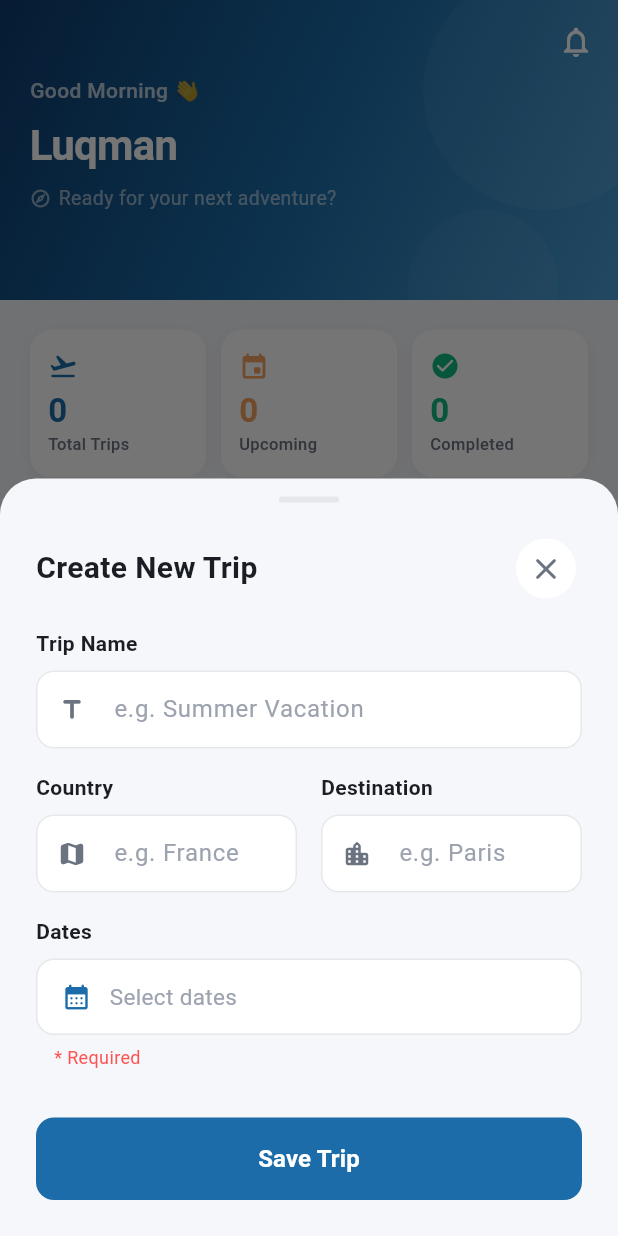
After one commit to luqmanhakkim/luqiana, a Flutter app: the screen it shows after launch, after a tap on "New Trip", on a phone screen of 412 x 824 dp. The commit adds this screen. Run offline on Flutter 3.47's test engine with Material 3 defaults, Android fonts, the phone set to English and light mode, and no system bars; our stand-ins replace flutter_hooks, hooks_riverpod.

Commit message:
WIP: UI enhance

```diff
--- a/lib/constants/app_strings.dart
+++ b/lib/constants/app_strings.dart
@@ -35,6 +35,17 @@ class AppStrings {
 
   static const String addTrip = 'New Trip';
 
+  static const String createTripTitle = 'Create New Trip';
+  static const String tripNameLabel = 'Trip Name';
+  static const String tripNameHint = 'e.g. Summer Vacation';
+  static const String destinationLabel = 'Destination';
+  static const String destinationHint = 'e.g. Paris';
+  static const String countryLabel = 'Country';
+  static const String countryHint = 'e.g. France';
+  static const String dateRangeLabel = 'Dates';
+  static const String saveTrip = 'Save Trip';
+  static const String cancel = 'Cancel';
+
   static const String itineraryTitle = 'Itinerary';
   static const String itineraryDay = 'Day';
   static const String itineraryNoData = 'No itinerary yet';
--- /dev/null
+++ b/lib/core/data/location_data.dart
@@ -0,0 +1,104 @@
+class CountryData {
+  final String name;
+  final String flag;
+  final List<String> cities;
+
+  const CountryData({
+    required this.name,
+    required this.flag,
+    required this.cities,
+  });
+}
+
+const List<CountryData> availableCountries = [
+  CountryData(
+    name: 'Malaysia',
+    flag: '🇲🇾',
+    cities: ['Kuala Lumpur', 'Penang', 'Langkawi', 'Johor Bahru', 'Malacca', 'Kota Kinabalu'],
+  ),
+  CountryData(
+    name: 'Japan',
+    flag: '🇯🇵',
+    cities: ['Tokyo', 'Osaka', 'Kyoto', 'Sapporo', 'Fukuoka', 'Okinawa', 'Nara'],
+  ),
+  CountryData(
+    name: 'South Korea',
+    flag: '🇰🇷',
+    cities: ['Seoul', 'Busan', 'Jeju', 'Incheon', 'Gyeongju', 'Daegu'],
+  ),
+  CountryData(
+    name: 'Thailand',
+    flag: '🇹🇭',
+    cities: ['Bangkok', 'Phuket', 'Chiang Mai', 'Pattaya', 'Krabi', 'Hua Hin'],
+  ),
+  CountryData(
+    name: 'Indonesia',
+    flag: '🇮🇩',
+    cities: ['Bali', 'Jakarta', 'Bandung', 'Surabaya', 'Lombok', 'Yogyakarta'],
+  ),
+  CountryData(
+    name: 'Singapore',
+    flag: '🇸🇬',
+    cities: ['Singapore'],
+  ),
+  CountryData(
+    name: 'Vietnam',
+    flag: '🇻🇳',
+    cities: ['Ho Chi Minh City', 'Hanoi', 'Da Nang', 'Hoi An', 'Nha Trang', 'Phu Quoc'],
+  ),
+  CountryData(
+    name: 'Taiwan',
+    flag: '🇹🇼',
+    cities: ['Taipei', 'Kaohsiung', 'Taichung', 'Tainan', 'Hualien'],
+  ),
+  CountryData(
+    name: 'China',
+    flag: '🇨🇳',
+    cities: ['Beijing', 'Shanghai', 'Guangzhou', 'Shenzhen', 'Chengdu', 'Hangzhou'],
+  ),
+  CountryData(
+    name: 'Australia',
+    flag: '🇦🇺',
+    cities: ['Sydney', 'Melbourne', 'Brisbane', 'Perth', 'Gold Coast', 'Adelaide'],
+  ),
+  CountryData(
+    name: 'New Zealand',
+    flag: '🇳🇿',
+    cities: ['Auckland', 'Wellington', 'Christchurch', 'Queenstown', 'Hamilton'],
+  ),
+  CountryData(
+    name: 'United Kingdom',
+    flag: '🇬🇧',
+    cities: ['London', 'Edinburgh', 'Manchester', 'Birmingham', 'Glasgow', 'Bath'],
+  ),
+  CountryData(
+    name: 'France',
+    flag: '🇫🇷',
+    cities: ['Paris', 'Nice', 'Lyon', 'Marseille', 'Bordeaux', 'Strasbourg'],
+  ),
+  CountryData(
+    name: 'Italy',
+    flag: '🇮🇹',
+    cities: ['Rome', 'Milan', 'Venice', 'Florence', 'Naples', 'Amalfi'],
+  ),
+  CountryData(
+    name: 'United States',
+    flag: '🇺🇸',
+    cities: ['New York', 'Los Angeles', 'San Francisco', 'Las Vegas', 'Chicago', 'Miami', 'Honolulu'],
+  ),
+  CountryData(
+    name: 'Turkey',
+    flag: '🇹🇷',
+    cities: ['Istanbul', 'Cappadocia', 'Antalya', 'Ankara', 'Izmir'],
+  ),
+  CountryData(
+    name: 'Switzerland',
+    flag: '🇨🇭',
+    cities: ['Zurich', 'Geneva', 'Lucerne', 'Bern', 'Interlaken', 'Zermatt'],
+  ),
+  CountryData(
+    name: 'United Arab Emirates',
+    flag: '🇦🇪',
+    cities: ['Dubai', 'Abu Dhabi', 'Sharjah'],
+  ),
+];
--- a/lib/features/home/application/trips_notifier.dart
+++ b/lib/features/home/application/trips_notifier.dart
@@ -3,7 +3,15 @@ import '../../../core/models/trip.dart';
 
 class TripsNotifier extends Notifier<List<Trip>> {
   @override
-  List<Trip> build() => sampleTrips;
+  List<Trip> build() => [];
+
+  void addTrip(Trip trip) {
+    state = [...state, trip];
+  }
+
+  void removeTrip(String id) {
+    state = state.where((trip) => trip.id != id).toList();
+  }
 }
 
 final tripsProvider = NotifierProvider<TripsNotifier, List<Trip>>(
--- a/lib/features/home/home_screen.dart
+++ b/lib/features/home/home_screen.dart
@@ -9,6 +9,7 @@ import '../expenses/expenses_screen.dart';
 import '../itinerary/itinerary_screen.dart';
 import '../shopping/shopping_screen.dart';
 import 'application/trips_notifier.dart';
+import 'widgets/create_trip_sheet.dart';
 import 'widgets/empty_trips_state.dart';
 import 'widgets/featured_trip_banner.dart';
 import 'widgets/quick_stats_row.dart';
@@ -109,7 +110,7 @@ class _TripsFAB extends StatelessWidget {
   @override
   Widget build(BuildContext context) {
     return FloatingActionButton.extended(
-      onPressed: () {},
+      onPressed: () => CreateTripSheet.show(context),
       backgroundColor: AppColors.primary,
       icon: const Icon(Icons.add_rounded, color: Colors.white),
       label: const Text(
@@ -137,10 +138,10 @@ class _TripsTab extends HookConsumerWidget {
 
     final ongoingTrips = trips.where((t) => t.status == TripStatus.ongoing);
     final ongoingTrip = ongoingTrips.isEmpty ? null : ongoingTrips.first;
-    final upcomingTrips =
-        trips.where((t) => t.status == TripStatus.upcoming).toList();
-    final pastTrips =
-        trips.where((t) => t.status == TripStatus.completed).toList();
+    final upcomingTrips = trips.where((t) => t.status == TripStatus.upcoming).toList()
+      ..sort((a, b) => a.startDate.compareTo(b.startDate));
+    final pastTrips = trips.where((t) => t.status == TripStatus.completed).toList()
+      ..sort((a, b) => b.endDate.compareTo(a.endDate));
 
     final hour = DateTime.now().hour;
     final greeting = hour < 12
--- /dev/null
+++ b/lib/features/home/widgets/create_trip_sheet.dart
@@ -0,0 +1,446 @@
+import 'dart:math';
+
+import 'package:flutter/material.dart';
+import 'package:flutter_hooks/flutter_hooks.dart';
+import 'package:hooks_riverpod/hooks_riverpod.dart';
+
+import '../../../config/theme.dart';
+import '../../../constants/app_strings.dart';
+import '../../../core/data/location_data.dart';
+import '../../../core/models/trip.dart';
+import '../application/trips_notifier.dart';
+
+class CreateTripSheet extends HookConsumerWidget {
+  const CreateTripSheet({super.key});
+
+  static void show(BuildContext context) {
+    showModalBottomSheet(
+      context: context,
+      isScrollControlled: true,
+      useSafeArea: true,
+      backgroundColor: Colors.transparent,
+      builder: (context) => const CreateTripSheet(),
+    );
+  }
+
+  @override
+  Widget build(BuildContext context, WidgetRef ref) {
+    final nameController = useTextEditingController();
+    final destController = useTextEditingController();
+    final countryController = useTextEditingController();
+
+    final selectedCountry = useState<CountryData?>(null);
+
+    final startDate = useState<DateTime?>(null);
+    final endDate = useState<DateTime?>(null);
+
+    final formKey = useMemoized(() => GlobalKey<FormState>());
+
+    Future<void> pickDateRange() async {
+      final initialDateRange = startDate.value != null && endDate.value != null
+          ? DateTimeRange(start: startDate.value!, end: endDate.value!)
+          : null;
+
+      final picked = await showDateRangePicker(
+        context: context,
+        firstDate: DateTime.now().subtract(const Duration(days: 365)),
+        lastDate: DateTime.now().add(const Duration(days: 365 * 5)),
+        initialDateRange: initialDateRange,
+        builder: (context, child) {
+          return Theme(
+            data: Theme.of(context).copyWith(
+              colorScheme: const ColorScheme.light(
+                primary: AppColors.primary,
+                onPrimary: Colors.white,
+                surface: AppColors.surface,
+                onSurface: AppColors.textPrimary,
+              ),
+            ),
+            child: child!,
+          );
+        },
+      );
+
+      if (picked != null) {
+        startDate.value = picked.start;
+        endDate.value = picked.end;
+      }
+    }
+
+    void selectCountry() {
+      showModalBottomSheet(
+        context: context,
+        backgroundColor: AppColors.background,
+        shape: const RoundedRectangleBorder(
+          borderRadius: BorderRadius.vertical(top: Radius.circular(24)),
+        ),
+        builder: (context) {
+          return SafeArea(
+            child: Column(
+              mainAxisSize: MainAxisSize.min,
+              children: [
+                const Padding(
+                  padding: EdgeInsets.all(16.0),
+                  child: Text(
+                    'Select Country',
+                    style: TextStyle(
+                      fontSize: 18,
+                      fontWeight: FontWeight.bold,
+                      color: AppColors.textPrimary,
+                    ),
+                  ),
+                ),
+                Flexible(
+                  child: ListView.builder(
+                    shrinkWrap: true,
+                    itemCount: availableCountries.length,
+                    itemBuilder: (context, index) {
+                      final country = availableCountries[index];
+                      return ListTile(
+                        leading: Text(country.flag, style: const TextStyle(fontSize: 24)),
+                        title: Text(country.name),
+                        onTap: () {
+                          selectedCountry.value = country;
+                          countryController.text = '${country.flag} ${country.name}';
+                          // Reset destination if country changes
+                          destController.text = '';
+                          Navigator.pop(context);
+                        },
+                      );
+                    },
+                  ),
+                ),
+              ],
+            ),
+          );
+        },
+      );
+    }
+
+    void selectDestination() {
+      if (selectedCountry.value == null) {
+        ScaffoldMessenger.of(context).showSnackBar(
+          const SnackBar(content: Text('Please select a country first')),
+        );
+        return;
+      }
+
+      final cities = selectedCountry.value!.cities;
+
+      showModalBottomSheet(
+        context: context,
+        backgroundColor: AppColors.background,
+        shape: const RoundedRectangleBorder(
+          borderRadius: BorderRadius.vertical(top: Radius.circular(24)),
+        ),
+        builder: (context) {
+          return SafeArea(
+            child: Column(
+              mainAxisSize: MainAxisSize.min,
+              children: [
+                const Padding(
+                  padding: EdgeInsets.all(16.0),
+                  child: Text(
+                    'Select Destination',
+                    style: TextStyle(
+                      fontSize: 18,
+                      fontWeight: FontWeight.bold,
+                      color: AppColors.textPrimary,
+                    ),
+                  ),
+                ),
+                Flexible(
+                  child: ListView.builder(
+                    shrinkWrap: true,
+                    itemCount: cities.length,
+                    itemBuilder: (context, index) {
+                      final city = cities[index];
+                      return ListTile(
+                        leading: const Icon(Icons.location_city_rounded, color: AppColors.primary),
+                        title: Text(city),
+                        onTap: () {
+                          destController.text = city;
+                          Navigator.pop(context);
+                        },
+                      );
+                    },
+                  ),
+                ),
+              ],
+            ),
+          );
+        },
+      );
+    }
+
+    void submit() {
+      if (formKey.currentState!.validate()) {
+        if (startDate.value == null || endDate.value == null) {
+          ScaffoldMessenger.of(context).showSnackBar(
+            const SnackBar(content: Text('Please select dates')),
+          );
+          return;
+        }
+
+        final newTrip = Trip(
+          id: DateTime.now().millisecondsSinceEpoch.toString(),
+          name: nameController.text.trim(),
+          destination: destController.text.trim(),
+          country: selectedCountry.value?.name ?? countryController.text.trim(),
+          startDate: startDate.value!,
+          endDate: endDate.value!,
+          gradientIndex: Random().nextInt(AppColors.tripGradients.length),
+        );
+
+        ref.read(tripsProvider.notifier).addTrip(newTrip);
+        Navigator.of(context).pop();
+      }
+    }
+
+    return Container(
+      decoration: const BoxDecoration(
+        color: AppColors.background,
+        borderRadius: BorderRadius.vertical(top: Radius.circular(24)),
+      ),
+      child: SafeArea(
+        child: Column(
+          mainAxisSize: MainAxisSize.min,
+          crossAxisAlignment: CrossAxisAlignment.stretch,
+          children: [
+            // Handle bar
+            Center(
+              child: Container(
+                margin: const EdgeInsets.only(top: 12, bottom: 20),
+                height: 4,
+                width: 40,
+                decoration: BoxDecoration(
+                  color: AppColors.divider,
+                  borderRadius: BorderRadius.circular(2),
+                ),
+              ),
+            ),
+            Padding(
+              padding: const EdgeInsets.symmetric(horizontal: 24),
+              child: Row(
+                mainAxisAlignment: MainAxisAlignment.spaceBetween,
+                children: [
+                  const Text(
+                    AppStrings.createTripTitle,
+                    style: TextStyle(
+                      fontSize: 20,
+                      fontWeight: FontWeight.bold,
+                      color: AppColors.textPrimary,
+                    ),
+                  ),
+                  IconButton(
+                    onPressed: () => Navigator.of(context).pop(),
+                    icon: const Icon(Icons.close_rounded, color: AppColors.textSecondary),
+                    style: IconButton.styleFrom(
+                      backgroundColor: AppColors.surface,
+                      padding: EdgeInsets.zero,
+                    ),
+                  ),
+                ],
+              ),
+            ),
+            const SizedBox(height: 16),
+            Flexible(
+              child: SingleChildScrollView(
+                padding: EdgeInsets.only(
+                  left: 24,
+                  right: 24,
+                  bottom: MediaQuery.of(context).viewInsets.bottom + 24,
+                ),
+                child: Form(
+                  key: formKey,
+                  child: Column(
+                    crossAxisAlignment: CrossAxisAlignment.stretch,
+                    children: [
+                      _InputField(
+                        label: AppStrings.tripNameLabel,
+                        hint: AppStrings.tripNameHint,
+                        controller: nameController,
+                        validator: (v) => v!.isEmpty ? 'Required' : null,
+                        icon: Icons.title_rounded,
+                      ),
+                      const SizedBox(height: 16),
+                      Row(
+                        children: [
+                          Expanded(
+                            child: _InputField(
+                              label: AppStrings.countryLabel,
+                              hint: AppStrings.countryHint,
+                              controller: countryController,
+                              validator: (v) => v!.isEmpty ? 'Required' : null,
+                              icon: Icons.map_rounded,
+                              readOnly: true,
+                              onTap: selectCountry,
+                            ),
+                          ),
+                          const SizedBox(width: 16),
+                          Expanded(
+                            child: _InputField(
+                              label: AppStrings.destinationLabel,
+                              hint: AppStrings.destinationHint,
+                              controller: destController,
+                              validator: (v) => v!.isEmpty ? 'Required' : null,
+                              icon: Icons.location_city_rounded,
+                              readOnly: true,
+                              onTap: selectDestination,
+                            ),
+                          ),
+                        ],
+                      ),
+                      const SizedBox(height: 16),
+                      const Text(
+                        AppStrings.dateRangeLabel,
+                        style: TextStyle(
+                          fontSize: 14,
+                          fontWeight: FontWeight.w600,
+                          color: AppColors.textPrimary,
+                        ),
+                      ),
+                      const SizedBox(height: 8),
+                      InkWell(
+                        onTap: pickDateRange,
+                        borderRadius: BorderRadius.circular(12),
+                        child: Container(
+                          padding: const EdgeInsets.symmetric(horizontal: 16, vertical: 14),
+                          decoration: BoxDecoration(
+                            color: AppColors.surface,
+                            borderRadius: BorderRadius.circular(12),
+                            border: Border.all(color: AppColors.divider),
+                          ),
+                          child: Row(
+                            children: [
+                              const Icon(Icons.calendar_month_rounded, color: AppColors.primary, size: 20),
+                              const SizedBox(width: 12),
+                              Expanded(
+                                child: Text(
+                                  startDate.value != null && endDate.value != null
+                                      ? '${_formatDate(startDate.value!)} - ${_formatDate(endDate.value!)}'
+                                      : 'Select dates',
+                                  style: TextStyle(
+                                    fontSize: 15,
+                                    color: startDate.value != null
+                                        ? AppColors.textPrimary
+                                        : AppColors.textHint,
+                                  ),
+                                ),
+                              ),
+                            ],
+                          ),
+                        ),
+                      ),
+                      if (startDate.value == null)
+                        const Padding(
+                          padding: EdgeInsets.only(top: 6, left: 12),
+                          child: Text(
+                            '* Required',
+                            style: TextStyle(color: Colors.redAccent, fontSize: 12),
+                          ),
+                        ),
+                      const SizedBox(height: 32),
+                      ElevatedButton(
+                        onPressed: submit,
+                        style: ElevatedButton.styleFrom(
+                          backgroundColor: AppColors.primary,
+                          foregroundColor: Colors.white,
+                          padding: const EdgeInsets.symmetric(vertical: 16),
+                          shape: RoundedRectangleBorder(
+                            borderRadius: BorderRadius.circular(12),
+                          ),
+                          elevation: 0,
+                        ),
+                        child: const Text(
+                          AppStrings.saveTrip,
+                          style: TextStyle(
+                            fontSize: 16,
+                            fontWeight: FontWeight.bold,
+                          ),
+                        ),
+                      ),
+                    ],
+                  ),
+                ),
+              ),
+            ),
+          ],
+        ),
+      ),
+    );
+  }
+}
+
+String _formatDate(DateTime date) {
+  const months = ['Jan', 'Feb', 'Mar', 'Apr', 'May', 'Jun', 'Jul', 'Aug', 'Sep', 'Oct', 'Nov', 'Dec'];
+  return '${months[date.month - 1]} ${date.day}, ${date.year}';
+}
+
+class _InputField extends StatelessWidget {
+  final String label;
+  final String hint;
+  final TextEditingController controller;
+  final String? Function(String?)? validator;
+  final IconData icon;
+  final bool readOnly;
+  final VoidCallback? onTap;
+
+  const _InputField({
+    required this.label,
+    required this.hint,
+    required this.controller,
+    this.validator,
+    required this.icon,
+    this.readOnly = false,
+    this.onTap,
+  });
+
+  @override
+  Widget build(BuildContext context) {
+    return Column(
+      crossAxisAlignment: CrossAxisAlignment.start,
+      children: [
+        Text(
+          label,
+          style: const TextStyle(
+            fontSize: 14,
+            fontWeight: FontWeight.w600,
+            color: AppColors.textPrimary,
+          ),
+        ),
+        const SizedBox(height: 8),
+        TextFormField(
+          controller: controller,
+          validator: validator,
+          readOnly: readOnly,
+          onTap: onTap,
+          decoration: InputDecoration(
+            hintText: hint,
+            hintStyle: const TextStyle(color: AppColors.textHint),
+            prefixIcon: Icon(icon, color: AppColors.textSecondary, size: 20),
+            filled: true,
+            fillColor: AppColors.surface,
+            contentPadding: const EdgeInsets.symmetric(horizontal: 16, vertical: 14),
+            border: OutlineInputBorder(
+              borderRadius: BorderRadius.circular(12),
+              borderSide: const BorderSide(color: AppColors.divider),
+            ),
+            enabledBorder: OutlineInputBorder(
+              borderRadius: BorderRadius.circular(12),
+              borderSide: const BorderSide(color: AppColors.divider),
+            ),
+            focusedBorder: OutlineInputBorder(
+              borderRadius: BorderRadius.circular(12),
+              borderSide: const BorderSide(color: AppColors.primary, width: 2),
+            ),
+            errorBorder: OutlineInputBorder(
+              borderRadius: BorderRadius.circular(12),
+              borderSide: const BorderSide(color: Colors.redAccent),
+            ),
+          ),
+        ),
+      ],
+    );
+  }
+}
```
Also changed, not shown: lib/core/models/trip.dart (+34 -10 lines), lib/features/home/widgets/featured_trip_banner.dart (+51 -6 lines), lib/features/home/widgets/trip_card.dart (+36 -6 lines).
